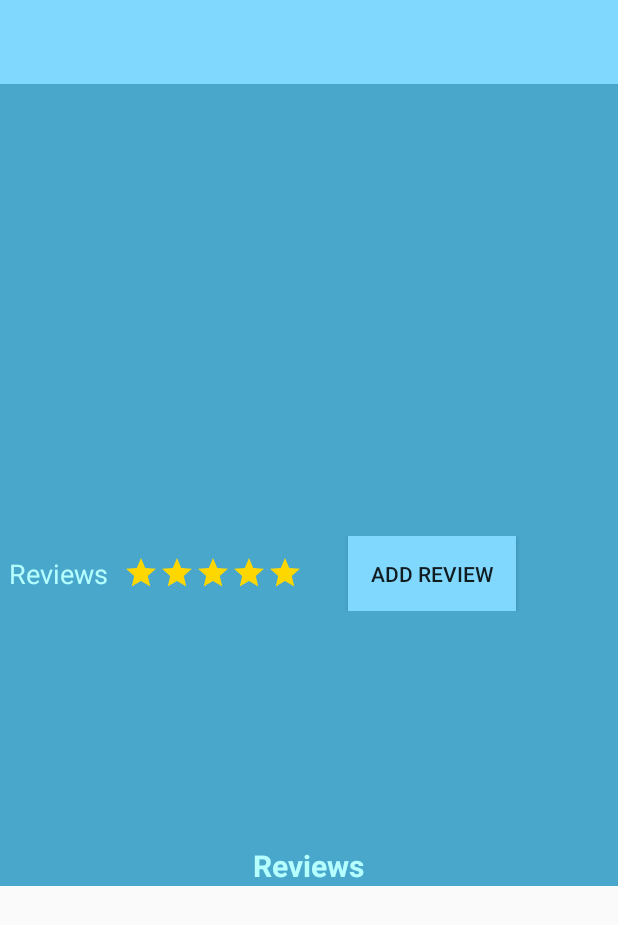
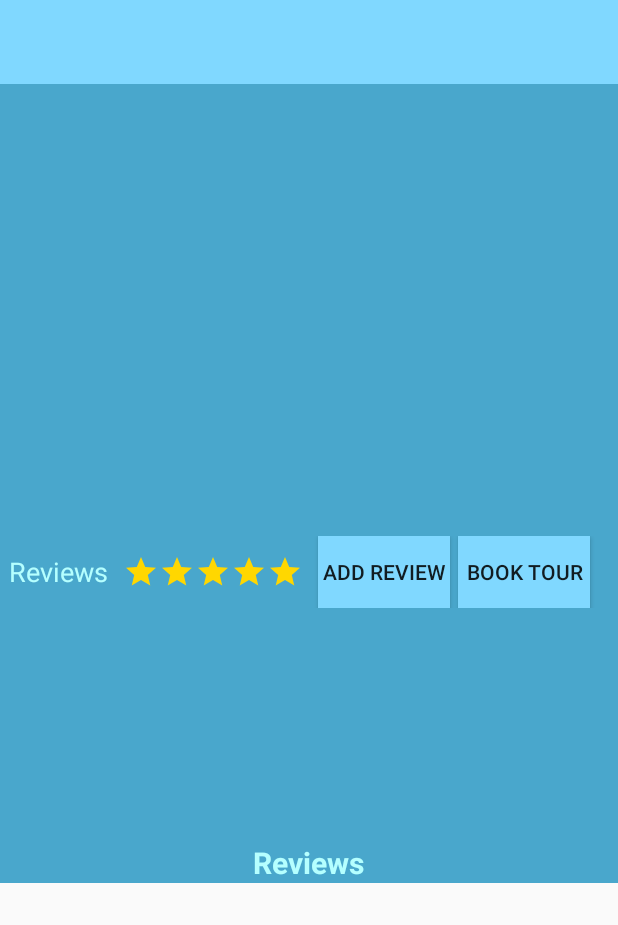
Before and after one commit to pivnicerumihai/touristInLondonAndroidAssessement, an Android app: the layout activity_attraction_preview.xml on its own in the app's theme, with its tools: preview values and no code run, on a phone screen of 412 x 824 dp. Shown: the top 925 px of the screen. Run offline under Robolectric (Android 15) with nearby library versions, the phone set to English and light mode, and no system bars.

Commit message:
added book tour btn

```diff
--- a/app/src/main/java/com/example/londontourism/Model/Attraction.java
+++ b/app/src/main/java/com/example/londontourism/Model/Attraction.java
@@ -14,7 +14,7 @@ public class Attraction {
 
         }
 
-
+    //Getters and Setters
 
     public String getDescription() {
         return Description;
--- a/app/src/main/res/layout/activity_attraction_preview.xml
+++ b/app/src/main/res/layout/activity_attraction_preview.xml
@@ -76,15 +76,21 @@
             android:layout_height="wrap_content"
             android:id="@+id/total_reviews"
             android:layout_gravity="center_vertical"/>
+
         <Button
-            android:padding="15dp"
-            android:background="@color/colorPrimary"
-
             android:id="@+id/attraction_preview_btn_add_review"
-            android:layout_marginLeft="30dp"
             android:layout_width="wrap_content"
             android:layout_height="wrap_content"
-            android:text="@string/add_review"/>
+            android:layout_marginLeft="10dp"
+            android:background="@color/colorPrimary"
+            android:text="@string/add_review" />
+        <Button
+            android:id="@+id/attraction_preview_btn_book"
+            android:layout_marginLeft="5dp"
+            android:layout_width="wrap_content"
+            android:layout_height="wrap_content"
+            android:background="@color/colorPrimary"
+            android:text="@string/book"/>
     </LinearLayout>
     <TextView
         android:id="@+id/attraction_preview_description"
--- a/app/src/main/res/values/strings.xml
+++ b/app/src/main/res/values/strings.xml
@@ -27,6 +27,7 @@
     <string name="create_review_stars">Stars</string>
     <string name="write_review">Write your review</string>
     <string name="submit">Submit</string>
+    <string name="book">Book Tour</string>
     <string-array name="settings">
 
         <item>Categories</item>
```
Also changed, not shown: app/src/main/java/com/example/londontourism/AttractionPreview.java (+11 -1 lines).
